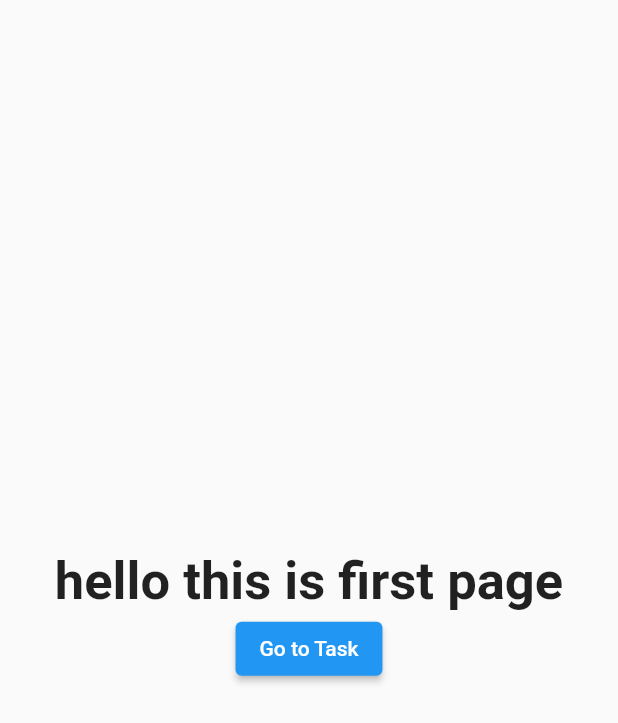
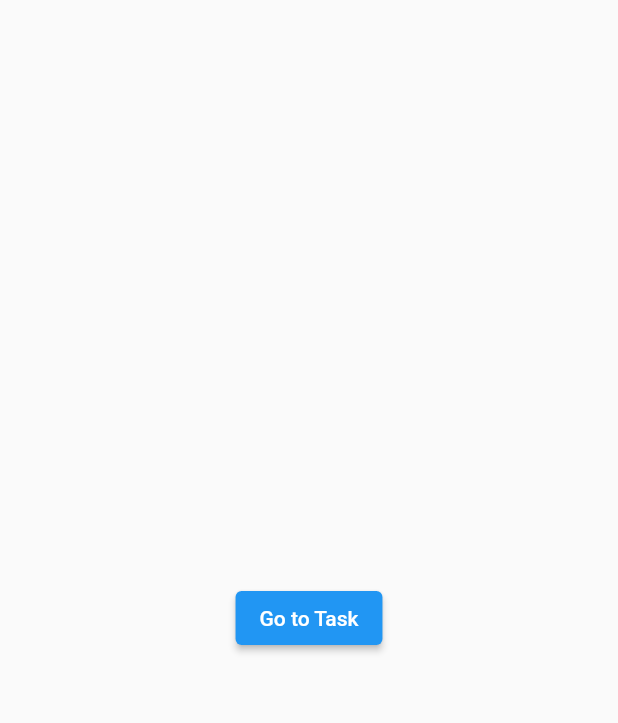
Before and after one commit to MohamadAtif/task_api, a Flutter app: the screen it shows after launch, on a phone screen of 412 x 824 dp. Shown: the top 723 px of the screen. Run offline on Flutter 3.47's test engine with Material 2 defaults, Android fonts, the phone set to English and light mode, and no system bars; our stand-ins replace bloc, dartz, dio, equatable, flutter_bloc.

```diff
--- a/lib/spalsh.dart
+++ b/lib/spalsh.dart
@@ -4,8 +4,6 @@ import 'package:task_api/home_page.dart';
 class Splash extends StatefulWidget {
   const Splash({super.key});
   @override
-  void initState() {}
-
   @override
   State<Splash> createState() => _SplashState();
 }
@@ -19,10 +17,6 @@ class _SplashState extends State<Splash> {
         child: Column(
           mainAxisAlignment: MainAxisAlignment.center,
           children: [
-            const Text(
-              'hello this is first page',
-              style: TextStyle(fontSize: 35, fontWeight: FontWeight.bold),
-            ),
             ElevatedButton(
                 onPressed: () {
                   Navigator.push(
```
